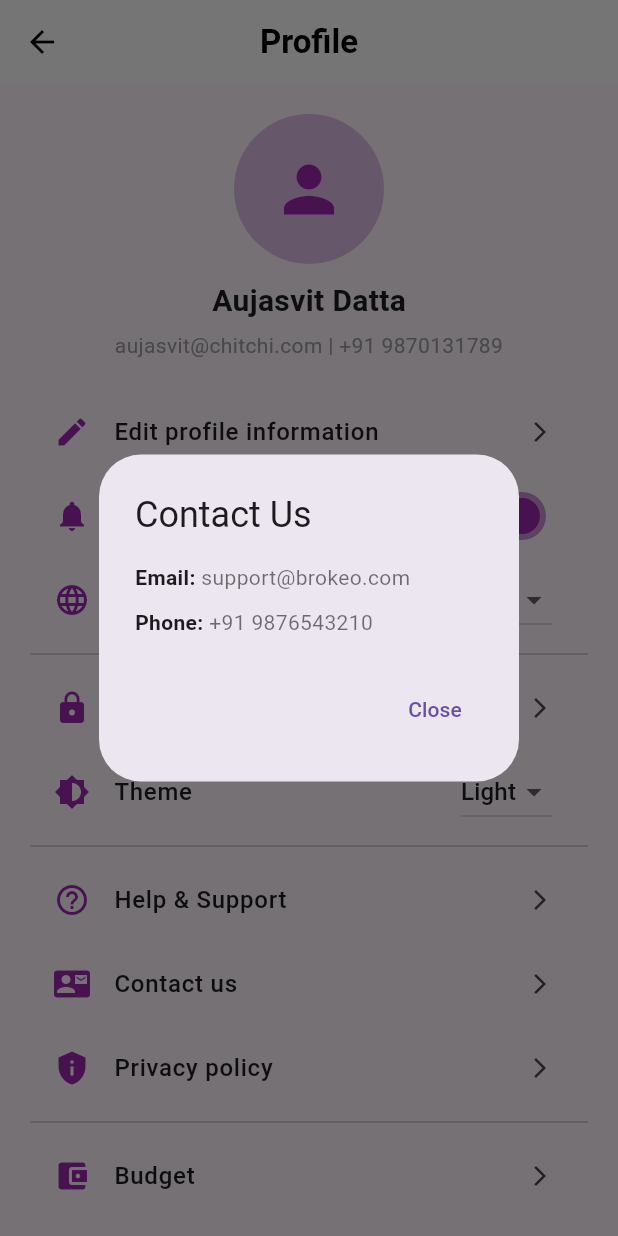
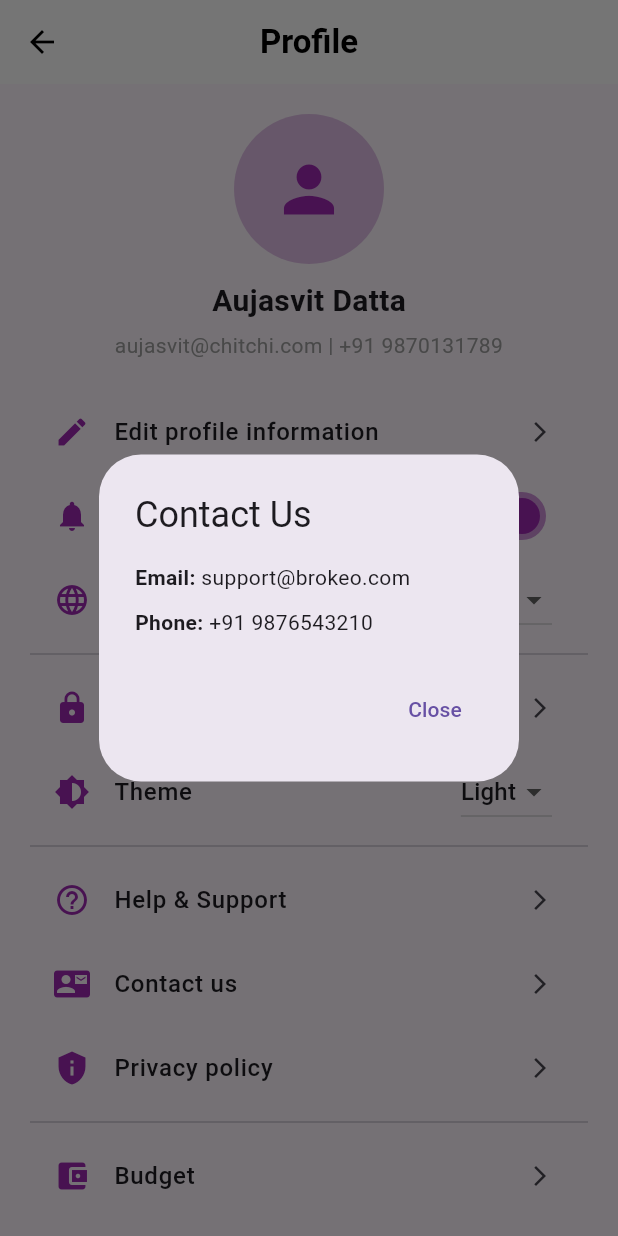
Before and after one commit to Runtime-Error-IITK/brokeo, a Flutter app: the ProfilePage screen opened directly, after a tap on "Contact us", on a phone screen of 412 x 824 dp. Run offline on Flutter 3.47's test engine with Material 3 defaults, Android fonts, the phone set to English and light mode, and no system bars; our stand-ins replace google_fonts, intl_phone_field; missing offline and left inert: currency_picker.

Commit message:
Removing Hardcoded Colors in the Profile Page

```diff
--- a/lib/frontend/profile_pages/profile_page.dart
+++ b/lib/frontend/profile_pages/profile_page.dart
@@ -194,12 +194,17 @@ class ProfilePage extends StatelessWidget {
                                   children: [
                                   Text(
                                     "Email: ",
-                                      style: TextStyle(fontWeight: FontWeight.bold),
+                                    style: TextStyle(
+                                    fontWeight: FontWeight.bold,
+                                    color: Theme.of(context).textTheme.bodyLarge?.color,
+                                    ),
                                   ),
                                   Expanded(
                                     child: Text(
                                     "support@brokeo.com",
-                                        style: TextStyle(color: Colors.black54),
+                                    style: TextStyle(
+                                      color: Theme.of(context).textTheme.bodyMedium?.color,
+                                    ),
                                     overflow: TextOverflow.ellipsis,
                                     ),
                                   ),
@@ -210,12 +215,17 @@ class ProfilePage extends StatelessWidget {
                                   children: [
                                   Text(
                                     "Phone: ",
-                                      style: TextStyle(fontWeight: FontWeight.bold),
+                                    style: TextStyle(
+                                    fontWeight: FontWeight.bold,
+                                    color: Theme.of(context).textTheme.bodyLarge?.color,
+                                    ),
                                   ),
                                   Expanded(
                                     child: Text(
                                     "+91 9876543210",
-                                        style: TextStyle(color: Colors.black54),
+                                    style: TextStyle(
+                                      color: Theme.of(context).textTheme.bodyMedium?.color,
+                                    ),
                                     overflow: TextOverflow.ellipsis,
                                     ),
                                   ),
```
Lines whose indentation alone changed are shown as unchanged.
